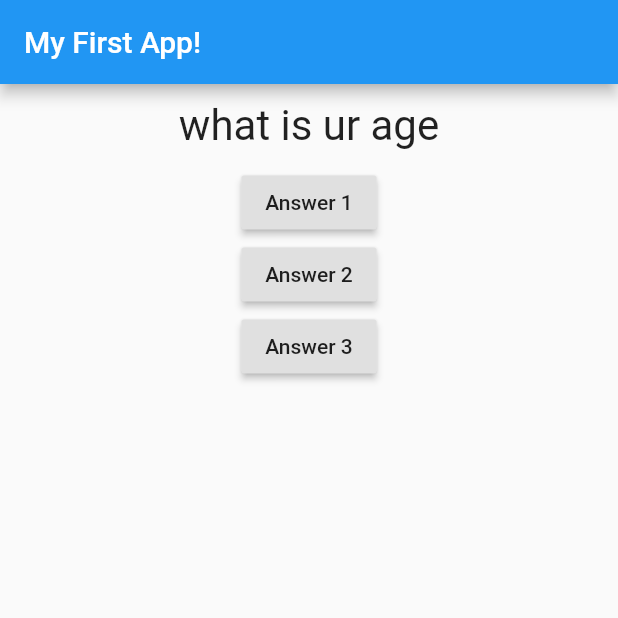
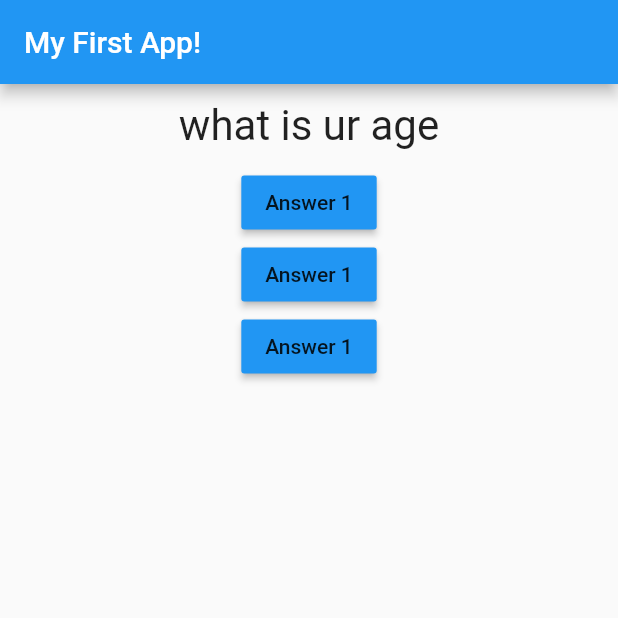
Before and after one commit to te-lyhourt/flutter_project, a Flutter app: the screen it shows after launch, after a tap on "Answer 1", on a phone screen of 412 x 824 dp, the top half of it. Run offline on Flutter 3.47's test engine with Material 2 defaults, Android fonts, the phone set to English and light mode, and no system bars.

Commit message:
take widget from main and put on separate  files

```diff
--- /dev/null
+++ b/firt_app/lib/answer.dart
@@ -0,0 +1,18 @@
+import 'dart:ui';
+
+import 'package:flutter/material.dart';
+
+class Answer extends StatelessWidget {
+  final VoidCallback selectHandler;
+  Answer(this.selectHandler);
+  @override
+  Widget build(BuildContext context) {
+    return Container(
+      child: RaisedButton(
+        color: Colors.blue,
+        onPressed: selectHandler,
+        child: Text('Answer 1'),
+      ),
+    );
+  }
+}
--- a/firt_app/lib/main.dart
+++ b/firt_app/lib/main.dart
@@ -1,5 +1,6 @@
 import 'package:flutter/material.dart';
 import './qestion.dart';
+import './answer.dart';
 
 void main() {
   runApp(Myapp());
@@ -17,7 +18,7 @@ class _MyAppStat extends State<Myapp> {
   //property
   var _questionIndex = 0;
   //function
-  void answer() {
+  void _answer() {
     setState(() {
       _questionIndex++;
     });
@@ -40,18 +41,9 @@ class _MyAppStat extends State<Myapp> {
         body: Column(
           children: [
             Qestion(question[_questionIndex % 2]),
-            RaisedButton(
-              child: Text('Answer 1'),
-              onPressed: answer,
-            ),
-            RaisedButton(
-              onPressed: answer,
-              child: Text("Answer 2"),
-            ),
-            RaisedButton(
-              onPressed: answer,
-              child: Text("Answer 3"),
-            ),
+            Answer(_answer),
+            Answer(_answer),
+            Answer(_answer),
           ],
         ),
       ),
```
